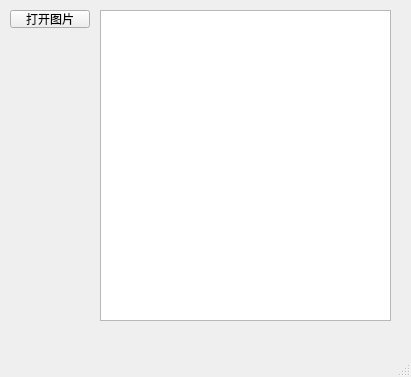
Old version of the form mainwindow.ui in the repository TQGiser/GDAL_QT_Release.
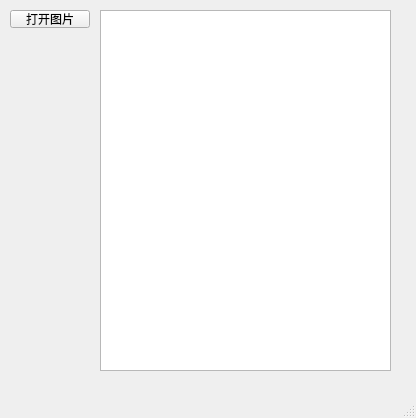
New version of the form.

Patch:
```diff
--- a/mainwindow.ui
+++ b/mainwindow.ui
@@ -6,8 +6,8 @@
    <rect>
     <x>0</x>
     <y>0</y>
-    <width>411</width>
-    <height>377</height>
+    <width>416</width>
+    <height>418</height>
    </rect>
   </property>
   <property name="windowTitle">
@@ -33,7 +33,7 @@
       <x>100</x>
       <y>10</y>
       <width>291</width>
-      <height>311</height>
+      <height>361</height>
      </rect>
     </property>
    </widget>
```
Left out of the diff: 2 changed lines with no effect on the pictures.
